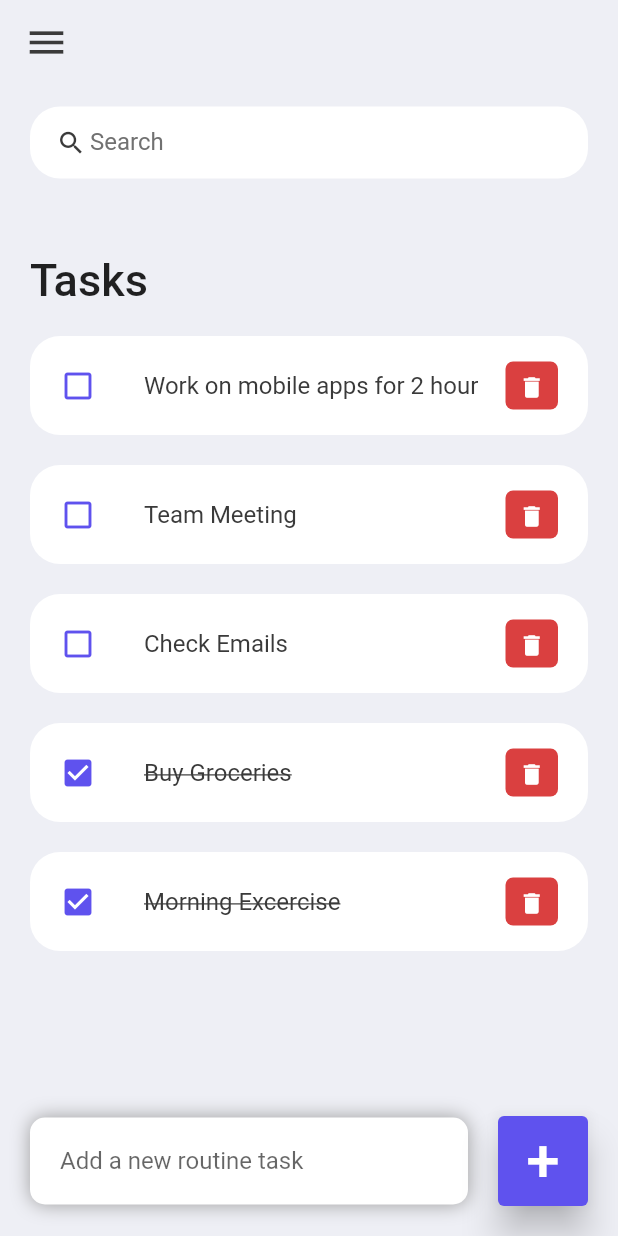
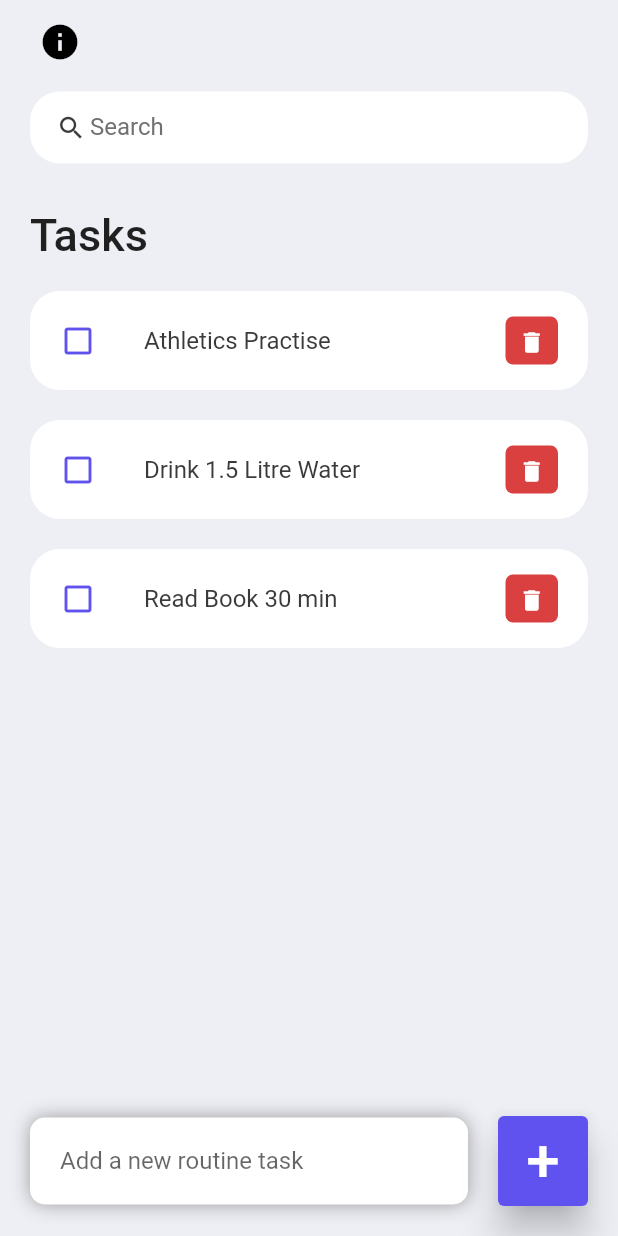
Before and after one commit to saini128/Routine-app, a Flutter app: the screen it shows after launch, after a tap on the "delete" icon, on a phone screen of 412 x 824 dp. Run offline on Flutter 3.47's test engine with Material 2 defaults, Android fonts, the phone set to English and light mode, and no system bars; our stand-ins replace hive_flutter; accounts and stored records are empty.

Commit message:
v1 complete

```diff
--- a/lib/data.dart
+++ /dev/null
@@ -1,34 +0,0 @@
-class Task {
-  String? id;
-  String? taskText;
-  bool isDone;
-
-  Task({
-    required this.id,
-    required this.taskText,
-    this.isDone = false,
-  });
-
-  static List<Task> taskList() {
-    return [
-      Task(id: '01', taskText: 'Morning Excercise', isDone: true),
-      Task(id: '02', taskText: 'Buy Groceries', isDone: true),
-      Task(
-        id: '03',
-        taskText: 'Check Emails',
-      ),
-      Task(
-        id: '04',
-        taskText: 'Team Meeting',
-      ),
-      Task(
-        id: '05',
-        taskText: 'Work on mobile apps for 2 hour',
-      ),
-      Task(
-        id: '06',
-        taskText: 'Dinner with Jenny',
-      ),
-    ];
-  }
-}
--- a/lib/home.dart
+++ b/lib/home.dart
@@ -1,23 +1,38 @@
 import 'package:flutter/material.dart';
-
-import '../data.dart';
+import 'package:hive_flutter/hive_flutter.dart';
 import '../task.dart';
+import '../taskdata.dart';
 
 class Home extends StatefulWidget {
-  Home({Key? key}) : super(key: key);
+  const Home({Key? key}) : super(key: key);
 
   @override
   State<Home> createState() => _HomeState();
 }
 
 class _HomeState extends State<Home> {
-  final taskList = Task.taskList();
-  List<Task> _foundTask = [];
+  DataBase db = DataBase();
+  final _myBox = Hive.box('mybox');
+  final _reset = Hive.box('mybox');
   final _taskInput = TextEditingController();
-
+  DateTime now = DateTime.now();
   @override
   void initState() {
-    _foundTask = taskList;
+    if (_myBox.get("TASKLIST") == null) {
+      db.createInitialData();
+    } else {
+      db.loadData();
+    }
+    if (_reset.get("TIME") != null) {
+      DateTime prev = _reset.get("TIME");
+      DateTime next = DateTime(prev.year, prev.month, prev.day + 1);
+      if (now.isAfter(next)) {
+        db.resetall();
+        _reset.put("TIME", now);
+      }
+    } else {
+      _reset.put("TIME", now);
+    }
     super.initState();
   }
 
@@ -31,7 +46,7 @@ class _HomeState extends State<Home> {
           Container(
             padding: EdgeInsets.symmetric(
               horizontal: 20,
-              vertical: 15,
+              vertical: 5,
             ),
             child: Column(
               children: [
@@ -41,7 +56,7 @@ class _HomeState extends State<Home> {
                     children: [
                       Container(
                         margin: EdgeInsets.only(
-                          top: 50,
+                          top: 30,
                           bottom: 20,
                         ),
                         child: Text(
@@ -52,11 +67,22 @@ class _HomeState extends State<Home> {
                           ),
                         ),
                       ),
-                      for (Task taskk in _foundTask.reversed)
+                      for (int i = 0; i < db.dbList.length; i++)
                         TaskItem(
-                          task: taskk,
-                          onTaskChanged: _handleTaskChange,
-                          onDeleteItem: _deleteTaskItem,
+                          taskName: db.dbList[i][0],
+                          taskCompleted: db.dbList[i][1],
+                          onTaskChanged: () {
+                            setState(() {
+                              db.dbList[i][1] = !db.dbList[i][1];
+                            });
+                            db.updateDataBase();
+                          },
+                          onDeleteItem: () {
+                            setState(() {
+                              db.dbList.removeAt(i);
+                            });
+                            db.updateDataBase();
+                          },
                         ),
                     ],
                   ),
@@ -128,42 +154,33 @@ class _HomeState extends State<Home> {
     );
   }
 
-  void _handleTaskChange(Task task) {
-    setState(() {
-      task.isDone = !task.isDone;
-    });
-  }
+  void _addTaskItem(String inputTask) {
+    if (inputTask.isNotEmpty) {
+      setState(() {
+        db.dbList.add([inputTask, false]);
+      });
+    }
 
-  void _deleteTaskItem(String id) {
-    setState(() {
-      taskList.removeWhere((item) => item.id == id);
-    });
-  }
-
-  void _addTaskItem(String inputTask) {
-    setState(() {
-      taskList.add(Task(
-        id: DateTime.now().millisecondsSinceEpoch.toString(),
-        taskText: inputTask,
-      ));
-    });
+    db.updateDataBase();
     _taskInput.clear();
   }
 
   void _runFilter(String enteredKeyword) {
-    List<Task> results = [];
+    List results = [];
     if (enteredKeyword.isEmpty) {
-      results = taskList;
+      results = _myBox.get("TASKLIST");
     } else {
-      results = taskList
-          .where((item) => item.taskText! //change
-              .toLowerCase()
-              .contains(enteredKeyword.toLowerCase()))
-          .toList();
+      for (int i = 0; i < db.dbList.length; i++) {
+        if (db.dbList[i][0]
+            .toLowerCase()
+            .contains(enteredKeyword.toLowerCase())) {
+          results.add(db.dbList[i]);
+        }
+      }
     }
 
     setState(() {
-      _foundTask = results;
+      db.dbList = results;
     });
   }
 
@@ -200,18 +217,16 @@ class _HomeState extends State<Home> {
       backgroundColor: Color(0xFFEEEFF5),
       elevation: 0,
       title: Row(mainAxisAlignment: MainAxisAlignment.spaceBetween, children: [
-        Icon(
-          Icons.menu,
-          color: Color(0xFF3A3A3A),
-          size: 30,
-        ),
-        Container(
-          height: 40,
-          width: 40,
-          // child: ClipRRect(
-          //   borderRadius: BorderRadius.circular(20),
-          //   child: Image.asset('assets/images/avatar.jpeg'),
-          // ),
+        IconButton(
+          color: Colors.black,
+          iconSize: 28,
+          icon: Icon(Icons.info),
+          onPressed: () {
+            ScaffoldMessenger.of(context).showSnackBar(const SnackBar(
+              content: Text("App Dev Workshop by Frosh x CCS"),
+              duration: Duration(seconds: 2),
+            ));
+          },
         ),
       ]),
     );
--- a/lib/main.dart
+++ b/lib/main.dart
@@ -1,8 +1,11 @@
 import 'package:flutter/material.dart';
 import 'package:flutter/services.dart';
+import 'package:hive_flutter/hive_flutter.dart';
 import './home.dart';
 
-void main() {
+void main() async {
+  await Hive.initFlutter();
+  var box = await Hive.openBox('mybox');
   runApp(const MyApp());
 }
 
--- a/lib/task.dart
+++ b/lib/task.dart
@@ -1,42 +1,40 @@
 import 'package:flutter/material.dart';
 
-import '../data.dart';
-
 class TaskItem extends StatelessWidget {
-  final Task task;
+  final String taskName;
+  final bool taskCompleted;
   final onTaskChanged;
   final onDeleteItem;
 
   const TaskItem({
-    Key? key,
-    required this.task,
+    super.key,
+    required this.taskName,
+    required this.taskCompleted,
     required this.onTaskChanged,
     required this.onDeleteItem,
-  }) : super(key: key);
+  });
 
   @override
   Widget build(BuildContext context) {
     return Container(
       margin: EdgeInsets.only(bottom: 20),
       child: ListTile(
-        onTap: () {
-          onTaskChanged(task);
-        },
+        onTap: onTaskChanged,
         shape: RoundedRectangleBorder(
           borderRadius: BorderRadius.circular(20),
         ),
         contentPadding: EdgeInsets.symmetric(horizontal: 20, vertical: 5),
         tileColor: Colors.white,
         leading: Icon(
-          task.isDone ? Icons.check_box : Icons.check_box_outline_blank,
+          taskCompleted ? Icons.check_box : Icons.check_box_outline_blank,
           color: Color(0xFF5F52EE),
         ),
         title: Text(
-          task.taskText!,
+          taskName,
           style: TextStyle(
             fontSize: 16,
             color: Color(0xFF3A3A3A),
-            decoration: task.isDone ? TextDecoration.lineThrough : null,
+            decoration: taskCompleted ? TextDecoration.lineThrough : null,
           ),
         ),
         trailing: Container(
@@ -52,10 +50,7 @@ class TaskItem extends StatelessWidget {
             color: Colors.white,
             iconSize: 18,
             icon: Icon(Icons.delete),
-            onPressed: () {
-              // print('Clicked on delete icon');
-              onDeleteItem(task.id);
-            },
+            onPressed: onDeleteItem,
           ),
         ),
       ),
--- /dev/null
+++ b/lib/taskdata.dart
@@ -0,0 +1,34 @@
+import 'package:hive_flutter/hive_flutter.dart';
+
+class DataBase {
+  List dbList = [];
+
+  // reference our box
+  final _myBox = Hive.box('mybox');
+
+  // run this method if this is the 1st time ever opening this app
+  void createInitialData() {
+    dbList = [
+      ["DSA practice", false],
+      ["Athletics Practise", false],
+      ["Drink 1.5 Litre Water", false],
+      ["Read Book 30 min", false],
+    ];
+  }
+
+  // load the data from database
+  void loadData() {
+    dbList = _myBox.get("TASKLIST");
+  }
+
+  // update the database
+  void updateDataBase() {
+    _myBox.put("TASKLIST", dbList);
+  }
+
+  void resetall() {
+    for (int i = 0; i < dbList.length; i++) {
+      dbList[i][1] = false;
+    }
+  }
+}
```
Also changed, not shown: pubspec.yaml (+6 -2 lines), images/ccs logo.png (added), images/logo.png (added), pubspec.lock, 8 other files.
